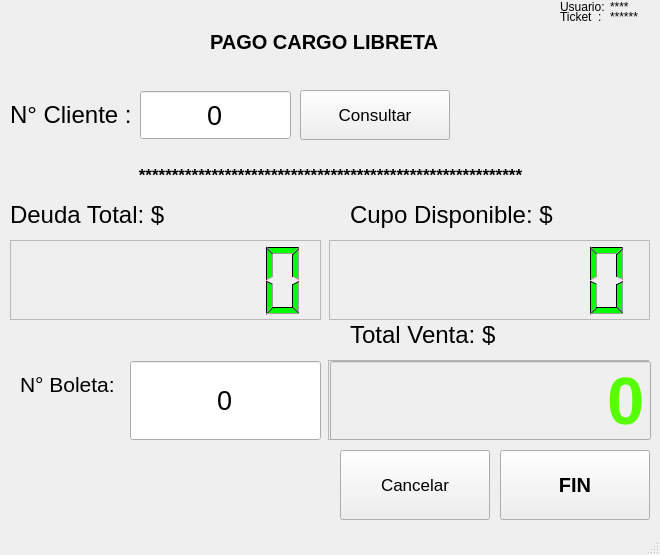
Qt form gui/pagoLibreta.ui (jptapia5/pos) before a commit.
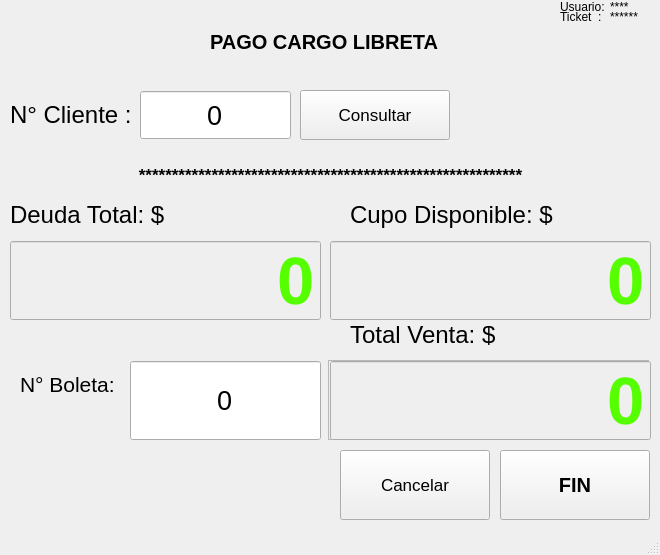
The same form after that commit. Icons and pictures are not drawn.

What changed in the file:
```diff
--- a/gui/pagoLibreta.ui
+++ b/gui/pagoLibreta.ui
@@ -350,184 +350,6 @@
      <set>Qt::AlignCenter</set>
     </property>
    </widget>
-   <widget class="QLCDNumber" name="lcdCupoDisponible">
-    <property name="geometry">
-     <rect>
-      <x>329</x>
-      <y>240</y>
-      <width>321</width>
-      <height>80</height>
-     </rect>
-    </property>
-    <property name="palette">
-     <palette>
-      <active>
-       <colorrole role="WindowText">
-        <brush brushstyle="SolidPattern">
-         <color alpha="255">
-          <red>0</red>
-          <green>255</green>
-          <blue>0</blue>
-         </color>
-        </brush>
-       </colorrole>
-       <colorrole role="Light">
-        <brush brushstyle="SolidPattern">
-         <color alpha="255">
-          <red>0</red>
-          <green>0</green>
-          <blue>0</blue>
-         </color>
-        </brush>
-       </colorrole>
-      </active>
-      <inactive>
-       <colorrole role="WindowText">
-        <brush brushstyle="SolidPattern">
-         <color alpha="255">
-          <red>0</red>
-          <green>255</green>
-          <blue>0</blue>
-         </color>
-        </brush>
-       </colorrole>
-       <colorrole role="Light">
-        <brush brushstyle="SolidPattern">
-         <color alpha="255">
-          <red>0</red>
-          <green>0</green>
-          <blue>0</blue>
-         </color>
-        </brush>
-       </colorrole>
-      </inactive>
-      <disabled>
-       <colorrole role="WindowText">
-        <brush brushstyle="SolidPattern">
-         <color alpha="255">
-          <red>120</red>
-          <green>120</green>
-          <blue>120</blue>
-         </color>
-        </brush>
-       </colorrole>
-       <colorrole role="Light">
-        <brush brushstyle="SolidPattern">
-         <color alpha="255">
-          <red>0</red>
-          <green>0</green>
-          <blue>0</blue>
-         </color>
-        </brush>
-       </colorrole>
-      </disabled>
-     </palette>
-    </property>
-    <property name="frameShape">
-     <enum>QFrame::StyledPanel</enum>
-    </property>
-    <property name="lineWidth">
-     <number>1</number>
-    </property>
-    <property name="midLineWidth">
-     <number>1</number>
-    </property>
-    <property name="smallDecimalPoint">
-     <bool>false</bool>
-    </property>
-    <property name="digitCount">
-     <number>7</number>
-    </property>
-   </widget>
-   <widget class="QLCDNumber" name="lcdDeudaTotal">
-    <property name="geometry">
-     <rect>
-      <x>10</x>
-      <y>240</y>
-      <width>311</width>
-      <height>80</height>
-     </rect>
-    </property>
-    <property name="palette">
-     <palette>
-      <active>
-       <colorrole role="WindowText">
-        <brush brushstyle="SolidPattern">
-         <color alpha="255">
-          <red>0</red>
-          <green>255</green>
-          <blue>0</blue>
-         </color>
-        </brush>
-       </colorrole>
-       <colorrole role="Light">
-        <brush brushstyle="SolidPattern">
-         <color alpha="255">
-          <red>0</red>
-          <green>0</green>
-          <blue>0</blue>
-         </color>
-        </brush>
-       </colorrole>
-      </active>
-      <inactive>
-       <colorrole role="WindowText">
-        <brush brushstyle="SolidPattern">
-         <color alpha="255">
-          <red>0</red>
-          <green>255</green>
-          <blue>0</blue>
-         </color>
-        </brush>
-       </colorrole>
-       <colorrole role="Light">
-        <brush brushstyle="SolidPattern">
-         <color alpha="255">
-          <red>0</red>
-          <green>0</green>
-          <blue>0</blue>
-         </color>
-        </brush>
-       </colorrole>
-      </inactive>
-      <disabled>
-       <colorrole role="WindowText">
-        <brush brushstyle="SolidPattern">
-         <color alpha="255">
-          <red>120</red>
-          <green>120</green>
-          <blue>120</blue>
-         </color>
-        </brush>
-       </colorrole>
-       <colorrole role="Light">
-        <brush brushstyle="SolidPattern">
-         <color alpha="255">
-          <red>0</red>
-          <green>0</green>
-          <blue>0</blue>
-         </color>
-        </brush>
-       </colorrole>
-      </disabled>
-     </palette>
-    </property>
-    <property name="frameShape">
-     <enum>QFrame::StyledPanel</enum>
-    </property>
-    <property name="lineWidth">
-     <number>1</number>
-    </property>
-    <property name="midLineWidth">
-     <number>1</number>
-    </property>
-    <property name="smallDecimalPoint">
-     <bool>false</bool>
-    </property>
-    <property name="digitCount">
-     <number>7</number>
-    </property>
-   </widget>
    <widget class="QLabel" name="label_2">
     <property name="geometry">
      <rect>
@@ -731,6 +553,256 @@
      <number>0</number>
     </property>
    </widget>
+   <widget class="QSpinBox" name="displayDeudaTotal">
+    <property name="enabled">
+     <bool>false</bool>
+    </property>
+    <property name="geometry">
+     <rect>
+      <x>10</x>
+      <y>240</y>
+      <width>311</width>
+      <height>81</height>
+     </rect>
+    </property>
+    <property name="palette">
+     <palette>
+      <active>
+       <colorrole role="Text">
+        <brush brushstyle="SolidPattern">
+         <color alpha="255">
+          <red>0</red>
+          <green>0</green>
+          <blue>0</blue>
+         </color>
+        </brush>
+       </colorrole>
+       <colorrole role="BrightText">
+        <brush brushstyle="SolidPattern">
+         <color alpha="255">
+          <red>255</red>
+          <green>255</green>
+          <blue>255</blue>
+         </color>
+        </brush>
+       </colorrole>
+      </active>
+      <inactive>
+       <colorrole role="Text">
+        <brush brushstyle="SolidPattern">
+         <color alpha="255">
+          <red>0</red>
+          <green>0</green>
+          <blue>0</blue>
+         </color>
+        </brush>
+       </colorrole>
+       <colorrole role="BrightText">
+        <brush brushstyle="SolidPattern">
+         <color alpha="255">
+          <red>255</red>
+          <green>255</green>
+          <blue>255</blue>
+         </color>
+        </brush>
+       </colorrole>
+      </inactive>
+      <disabled>
+       <colorrole role="Text">
+        <brush brushstyle="SolidPattern">
+         <color alpha="255">
+          <red>85</red>
+          <green>255</green>
+          <blue>0</blue>
+         </color>
+        </brush>
+       </colorrole>
+       <colorrole role="BrightText">
+        <brush brushstyle="SolidPattern">
+         <color alpha="255">
+          <red>0</red>
+          <green>0</green>
+          <blue>0</blue>
+         </color>
+        </brush>
+       </colorrole>
+      </disabled>
+     </palette>
+    </property>
+    <property name="font">
+     <font>
+      <pointsize>50</pointsize>
+      <weight>75</weight>
+      <italic>false</italic>
+      <bold>true</bold>
+      <underline>false</underline>
+      <strikeout>false</strikeout>
+      <kerning>false</kerning>
+     </font>
+    </property>
+    <property name="layoutDirection">
+     <enum>Qt::RightToLeft</enum>
+    </property>
+    <property name="styleSheet">
+     <string notr="true">self.displayNumber.setStyleSheet(&quot;background-color: rgb(0, 255, 0)&quot;)
+</string>
+    </property>
+    <property name="alignment">
+     <set>Qt::AlignRight|Qt::AlignTrailing|Qt::AlignVCenter</set>
+    </property>
+    <property name="readOnly">
+     <bool>true</bool>
+    </property>
+    <property name="buttonSymbols">
+     <enum>QAbstractSpinBox::NoButtons</enum>
+    </property>
+    <property name="correctionMode">
+     <enum>QAbstractSpinBox::CorrectToPreviousValue</enum>
+    </property>
+    <property name="showGroupSeparator" stdset="0">
+     <bool>true</bool>
+    </property>
+    <property name="suffix">
+     <string/>
+    </property>
+    <property name="prefix">
+     <string extracomment="$"/>
+    </property>
+    <property name="maximum">
+     <number>10000000</number>
+    </property>
+    <property name="singleStep">
+     <number>0</number>
+    </property>
+    <property name="value">
+     <number>0</number>
+    </property>
+   </widget>
+   <widget class="QSpinBox" name="displayCupoDisponible">
+    <property name="enabled">
+     <bool>false</bool>
+    </property>
+    <property name="geometry">
+     <rect>
+      <x>330</x>
+      <y>240</y>
+      <width>321</width>
+      <height>81</height>
+     </rect>
+    </property>
+    <property name="palette">
+     <palette>
+      <active>
+       <colorrole role="Text">
+        <brush brushstyle="SolidPattern">
+         <color alpha="255">
+          <red>0</red>
+          <green>0</green>
+          <blue>0</blue>
+         </color>
+        </brush>
+       </colorrole>
+       <colorrole role="BrightText">
+        <brush brushstyle="SolidPattern">
+         <color alpha="255">
+          <red>255</red>
+          <green>255</green>
+          <blue>255</blue>
+         </color>
+        </brush>
+       </colorrole>
+      </active>
+      <inactive>
+       <colorrole role="Text">
+        <brush brushstyle="SolidPattern">
+         <color alpha="255">
+          <red>0</red>
+          <green>0</green>
+          <blue>0</blue>
+         </color>
+        </brush>
+       </colorrole>
+       <colorrole role="BrightText">
+        <brush brushstyle="SolidPattern">
+         <color alpha="255">
+          <red>255</red>
+          <green>255</green>
+          <blue>255</blue>
+         </color>
+        </brush>
+       </colorrole>
+      </inactive>
+      <disabled>
+       <colorrole role="Text">
+        <brush brushstyle="SolidPattern">
+         <color alpha="255">
+          <red>85</red>
+          <green>255</green>
+          <blue>0</blue>
+         </color>
+        </brush>
+       </colorrole>
+       <colorrole role="BrightText">
+        <brush brushstyle="SolidPattern">
+         <color alpha="255">
+          <red>0</red>
+          <green>0</green>
+          <blue>0</blue>
+         </color>
+        </brush>
+       </colorrole>
+      </disabled>
+     </palette>
+    </property>
+    <property name="font">
+     <font>
+      <pointsize>50</pointsize>
+      <weight>75</weight>
+      <italic>false</italic>
+      <bold>true</bold>
+      <underline>false</underline>
+      <strikeout>false</strikeout>
+      <kerning>false</kerning>
+     </font>
+    </property>
+    <property name="layoutDirection">
+     <enum>Qt::RightToLeft</enum>
+    </property>
+    <property name="styleSheet">
+     <string notr="true">self.displayNumber.setStyleSheet(&quot;background-color: rgb(0, 255, 0)&quot;)
+</string>
+    </property>
+    <property name="alignment">
+     <set>Qt::AlignRight|Qt::AlignTrailing|Qt::AlignVCenter</set>
+    </property>
+    <property name="readOnly">
+     <bool>true</bool>
+    </property>
+    <property name="buttonSymbols">
+     <enum>QAbstractSpinBox::NoButtons</enum>
+    </property>
+    <property name="correctionMode">
+     <enum>QAbstractSpinBox::CorrectToPreviousValue</enum>
+    </property>
+    <property name="showGroupSeparator" stdset="0">
+     <bool>true</bool>
+    </property>
+    <property name="suffix">
+     <string/>
+    </property>
+    <property name="prefix">
+     <string extracomment="$"/>
+    </property>
+    <property name="maximum">
+     <number>10000000</number>
+    </property>
+    <property name="singleStep">
+     <number>0</number>
+    </property>
+    <property name="value">
+     <number>0</number>
+    </property>
+   </widget>
   </widget>
   <widget class="QStatusBar" name="statusbar"/>
  </widget>
```
Left out of the diff: 2 changed lines with no effect on the pictures.
